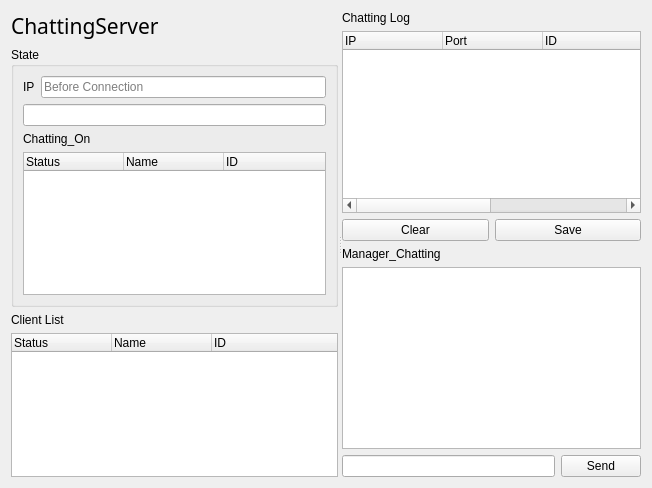
Before: the Qt Designer form Osstem_Project2/chatserverform.ui in jshs214/Qt_ProjectDB, drawn with Qt 5.
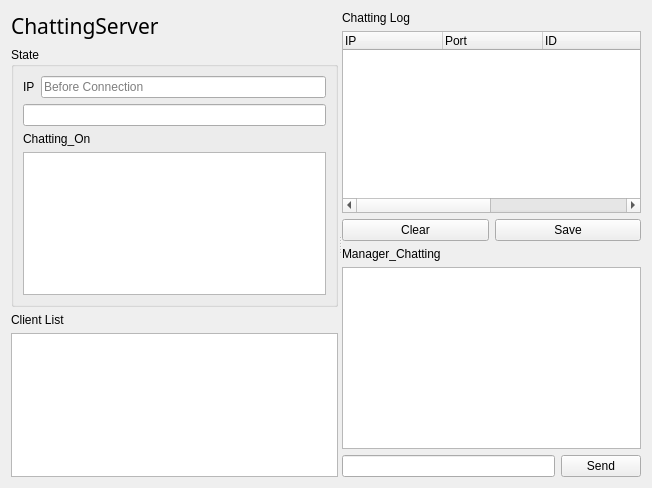
After: the same form once the commit is applied.

The edit to the form file:
```diff
--- a/Osstem_Project2/chatserverform.ui
+++ b/Osstem_Project2/chatserverform.ui
@@ -76,28 +76,13 @@
            </widget>
           </item>
           <item>
-           <widget class="QTreeWidget" name="chattingTreeWidget">
+           <widget class="QTreeView" name="chattingTreeView">
             <property name="rootIsDecorated">
              <bool>false</bool>
             </property>
             <property name="wordWrap">
              <bool>true</bool>
             </property>
-            <column>
-             <property name="text">
-              <string>Status</string>
-             </property>
-            </column>
-            <column>
-             <property name="text">
-              <string>Name</string>
-             </property>
-            </column>
-            <column>
-             <property name="text">
-              <string>ID</string>
-             </property>
-            </column>
            </widget>
           </item>
          </layout>
@@ -111,34 +96,28 @@
         </widget>
        </item>
        <item>
-        <widget class="QTreeWidget" name="clientTreeWidget">
+        <widget class="QTableView" name="svClientTableView">
          <property name="enabled">
           <bool>true</bool>
          </property>
-         <property name="rootIsDecorated">
-          <bool>false</bool>
+         <property name="editTriggers">
+          <set>QAbstractItemView::NoEditTriggers</set>
          </property>
-         <property name="allColumnsShowFocus">
+         <property name="alternatingRowColors">
           <bool>false</bool>
          </property>
-         <property name="wordWrap">
-          <bool>true</bool>
+         <property name="selectionBehavior">
+          <enum>QAbstractItemView::SelectRows</enum>
          </property>
-         <column>
-          <property name="text">
-           <string>Status</string>
-          </property>
-         </column>
-         <column>
-          <property name="text">
-           <string>Name</string>
-          </property>
-         </column>
-         <column>
-          <property name="text">
-           <string>ID</string>
-          </property>
-         </column>
+         <attribute name="horizontalHeaderVisible">
+          <bool>true</bool>
+         </attribute>
+         <attribute name="horizontalHeaderStretchLastSection">
+          <bool>true</bool>
+         </attribute>
+         <attribute name="verticalHeaderVisible">
+          <bool>false</bool>
+         </attribute>
         </widget>
        </item>
        <item>
```
